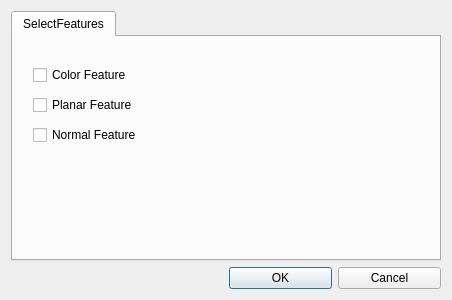
Qt form QTInterface/DisplayOptionsSettingDialog.ui (chiyueOfgit/SmartObliquePhotography) before a commit.
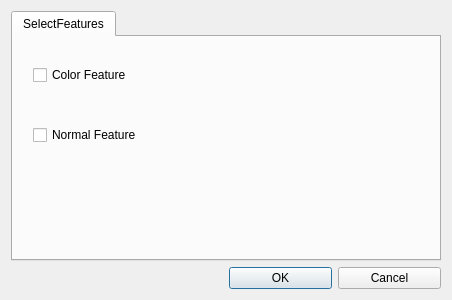
The same form after that commit.

What changed in the file:
```diff
--- a/QTInterface/DisplayOptionsSettingDialog.ui
+++ b/QTInterface/DisplayOptionsSettingDialog.ui
@@ -54,19 +54,6 @@
         <string>Color Feature</string>
        </property>
       </widget>
-      <widget class="QCheckBox" name="PlanarFeatureCheckBox">
-       <property name="geometry">
-        <rect>
-         <x>20</x>
-         <y>60</y>
-         <width>111</width>
-         <height>16</height>
-        </rect>
-       </property>
-       <property name="text">
-        <string>Planar Feature</string>
-       </property>
-      </widget>
       <widget class="QCheckBox" name="NormalFeatureCheckBox">
        <property name="geometry">
         <rect>
```
